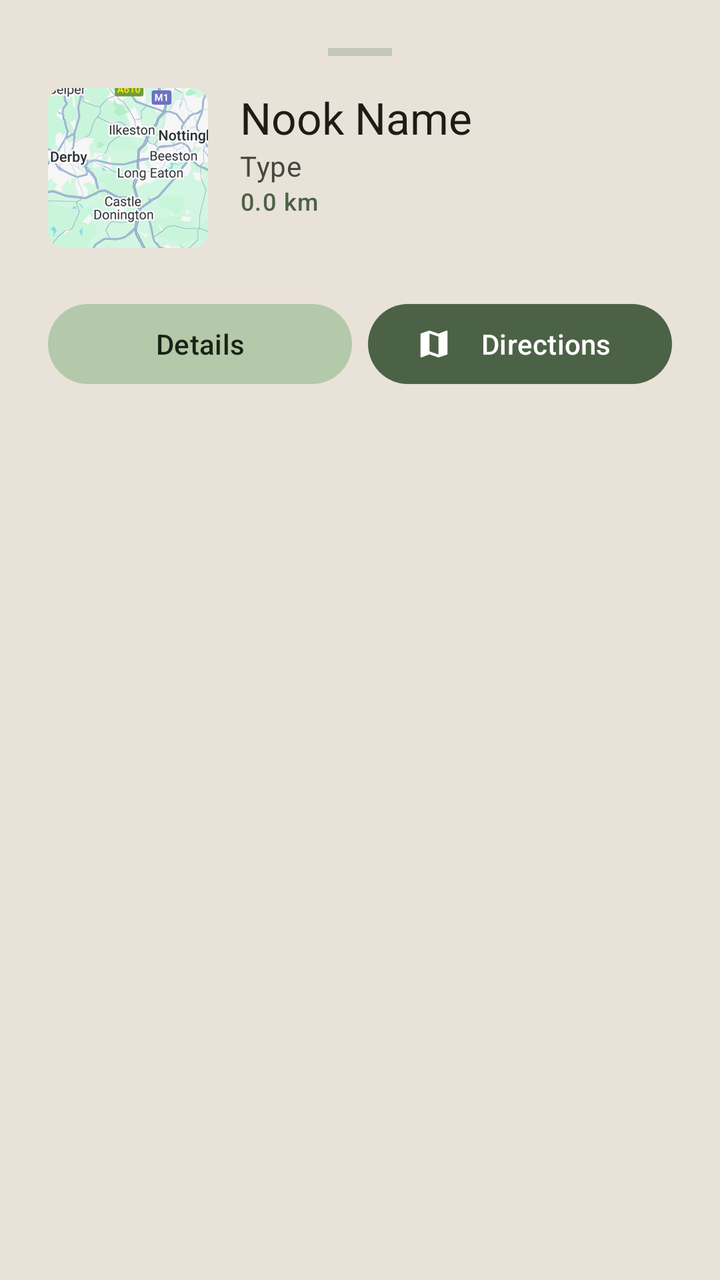
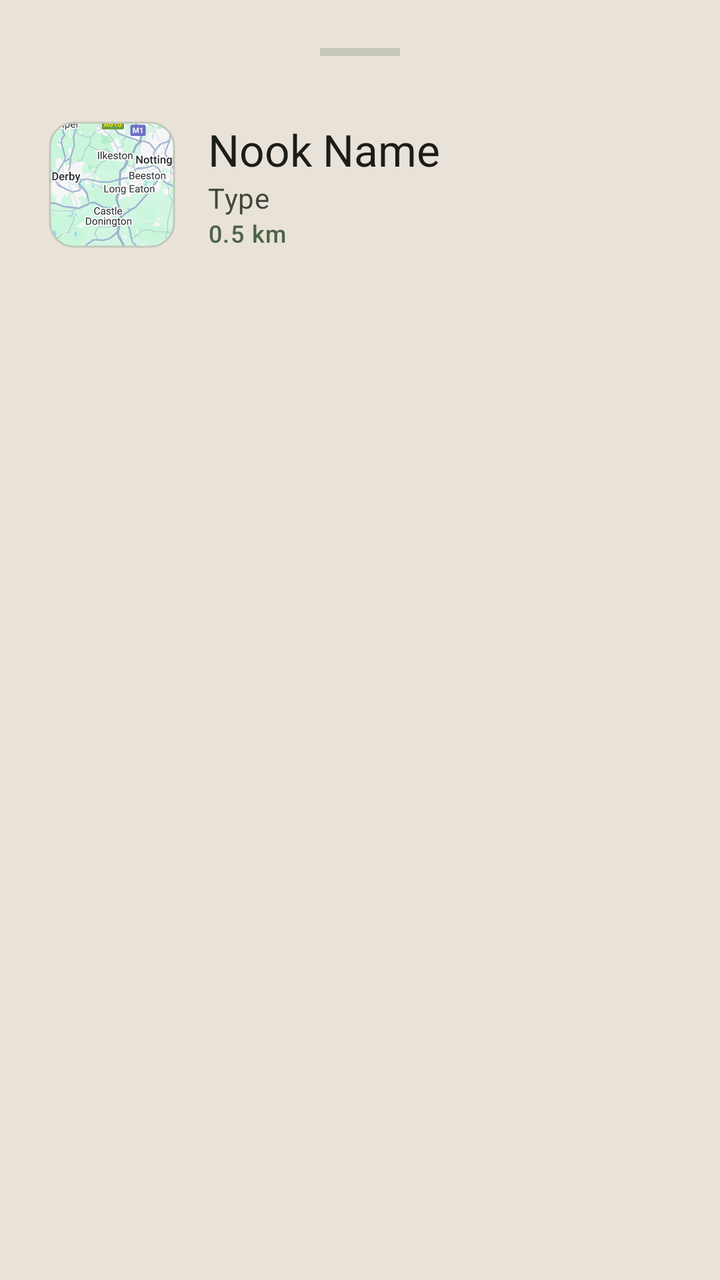

An Android layout rendered at two revisions. The XML below is the earlier revision; the diff shows what the commit changed to produce the second picture.
<!-- AndroidManifest.xml: application theme Theme.BookNookApp -->
<!-- res/layout/layout_nook_popup.xml -->
<?xml version="1.0" encoding="utf-8"?>
<LinearLayout xmlns:android="http://schemas.android.com/apk/res/android"
    xmlns:app="http://schemas.android.com/apk/res-auto"
    android:layout_width="match_parent"
    android:layout_height="wrap_content"
    android:background="@drawable/bg_bottom_sheet"
    android:orientation="vertical"
    android:padding="24dp">

    
    <View
        android:layout_width="32dp"
        android:layout_height="4dp"
        android:layout_gravity="center_horizontal"
        android:background="?attr/colorOutlineVariant" />

    
    <LinearLayout
        android:layout_width="match_parent"
        android:layout_height="wrap_content"
        android:orientation="horizontal"
        android:layout_marginTop="16dp">

        nook image -->
        <com.google.android.material.imageview.ShapeableImageView
            android:layout_width="80dp"
            android:layout_height="80dp"
            android:src="@drawable/img_map_placeholder"
            android:scaleType="centerCrop"
            app:shapeAppearanceOverlay="@style/ShapeAppearance.Material3.MediumComponent" />

        
        <LinearLayout
            android:layout_width="match_parent"
            android:layout_height="wrap_content"
            android:orientation="vertical"
            android:layout_marginStart="16dp">

            
            <TextView
                android:id="@+id/tvNookName"
                android:layout_width="wrap_content"
                android:layout_height="wrap_content"
                android:text="Nook Name"
                android:textAppearance="@style/TextAppearance.Material3.TitleLarge"
                android:textColor="?attr/colorOnSurface" />

            

            <TextView
                android:id="@+id/tvNookType"
                android:layout_width="wrap_content"
                android:layout_height="wrap_content"
                android:text="Type"
                android:textAppearance="@style/TextAppearance.Material3.BodyMedium"
                android:textColor="?attr/colorOnSurfaceVariant" />

            
            <TextView
                android:id="@+id/tvDistance"
                android:layout_width="wrap_content"
                android:layout_height="wrap_content"
                android:text="0.0 km"
                android:textAppearance="@style/TextAppearance.Material3.LabelMedium"
                android:textColor="?attr/colorPrimary" />
        </LinearLayout>
    </LinearLayout>

    
    <LinearLayout
        android:layout_width="match_parent"
        android:layout_height="wrap_content"
        android:layout_marginTop="24dp"
        android:orientation="horizontal">

        
        <com.google.android.material.button.MaterialButton
            android:id="@+id/btnViewDetails"
            style="@style/Widget.Material3.Button.TonalButton"
            android:layout_width="0dp"
            android:layout_height="wrap_content"
            android:layout_weight="1"
            android:layout_marginEnd="8dp"
            android:text="Details"
            app:backgroundTint="?attr/colorPrimaryContainer"
            android:textColor="?attr/colorOnPrimaryContainer" />

        
        <com.google.android.material.button.MaterialButton
            android:layout_width="0dp"
            android:layout_height="wrap_content"
            android:layout_weight="1"
            android:text="Directions"
            app:icon="@drawable/ic_map" />
    </LinearLayout>
</LinearLayout>
<!-- resources referenced by this layout -->
<resources>
  <!-- drawable bg_bottom_sheet (drawable) -->
  <?xml version="1.0" encoding="utf-8"?>
  <shape xmlns:android="http://schemas.android.com/apk/res/android">
      <solid android:color="?attr/colorSurface" />
      <corners
          android:topLeftRadius="28dp"
          android:topRightRadius="28dp" />   
  </shape>
  <!-- drawable ic_map (drawable) -->
  <vector xmlns:android="http://schemas.android.com/apk/res/android" android:height="24dp" android:tint="#000000" android:viewportHeight="24" android:viewportWidth="24" android:width="24dp">
        
      <path android:fillColor="@android:color/white" android:pathData="M20.5,3l-0.16,0.03L15,5.1 9,3 3.36,4.9c-0.21,0.07 -0.36,0.25 -0.36,0.48V20.5c0,0.28 0.22,0.5 0.5,0.5l0.16,-0.03L9,18.9l6,2.1 5.64,-1.9c0.21,-0.07 0.36,-0.25 0.36,-0.48V3.5c0,-0.28 -0.22,-0.5 -0.5,-0.5zM15,19l-6,-2.11V5l6,2.11V19z"/>
      
  </vector>
  <color name="md_theme_primary">#4C6246</color>
  <color name="md_theme_onPrimary">#FFFFFF</color>
  <color name="md_theme_primaryContainer">#B4C8AA</color>
  <color name="md_theme_onPrimaryContainer">#182316</color>
  <color name="md_theme_secondary">#5C757A</color>
  <color name="md_theme_onSecondary">#FFFFFF</color>
  <color name="md_theme_secondaryContainer">#DEEBF1</color>
  <color name="md_theme_onSecondaryContainer">#141E21</color>
  <color name="md_theme_tertiary">#CB7A5C</color>
  <color name="md_theme_onTertiary">#FFFFFF</color>
  <color name="md_theme_tertiaryContainer">#FFDBC9</color>
  <color name="md_theme_onTertiaryContainer">#331200</color>
  <color name="md_theme_surface">#E9E2D8</color>
  <color name="md_theme_onSurface">#1C1C18</color>
  <color name="md_theme_surfaceContainer">#DFD9D0</color>
  <color name="md_theme_onSurfaceVariant">#44483D</color>
  <color name="md_theme_outlineVariant">#C4C8BB</color>
  <color name="md_theme_error">#BA1A1A</color>
  <color name="md_theme_onError">#FFFFFF</color>
  <style name="AppBottomSheetDialogTheme" parent="Theme.Design.Light.BottomSheetDialog">
          <item name="bottomSheetStyle">@style/AppModalStyle</item>
      </style>
  <style name="AppModalStyle" parent="Widget.Design.BottomSheet.Modal">
          <item name="android:background">@android:color/transparent</item>
      </style>
  <!-- unchanged entries left out for length: 2 -->
</resources>

<!-- the commit's change to res/layout/layout_nook_popup.xml (unified diff, before → after) -->
@@ -9,32 +9,41 @@
 
     
     <View
-        android:layout_width="32dp"
+        android:layout_width="40dp"
         android:layout_height="4dp"
         android:layout_gravity="center_horizontal"
-        android:background="?attr/colorOutlineVariant" />
+        android:layout_marginBottom="16dp"
+        android:background="?attr/colorOutlineVariant"
+        android:backgroundTint="?attr/colorOutlineVariant"
+        />
 
     
     <LinearLayout
         android:layout_width="match_parent"
         android:layout_height="wrap_content"
         android:orientation="horizontal"
+        android:gravity="center_vertical"
         android:layout_marginTop="16dp">
 
-        nook image -->
+        
         <com.google.android.material.imageview.ShapeableImageView
-            android:layout_width="80dp"
-            android:layout_height="80dp"
+            android:id="@+id/ivNookThumbnail"
+            android:layout_width="64dp"
+            android:layout_height="64dp"
+            android:padding="1dp"
+            android:scaleType="centerCrop"
             android:src="@drawable/img_map_placeholder"
-            android:scaleType="centerCrop"
-            app:shapeAppearanceOverlay="@style/ShapeAppearance.Material3.MediumComponent" />
+            app:shapeAppearanceOverlay="@style/ShapeAppearance.Material3.Corner.Medium"
+            app:strokeColor="?attr/colorOutlineVariant"
+            app:strokeWidth="1dp"
+            />
 
         
         <LinearLayout
-            android:layout_width="match_parent"
+            android:layout_width="260dp"
             android:layout_height="wrap_content"
-            android:orientation="vertical"
-            android:layout_marginStart="16dp">
+            android:layout_marginStart="16dp"
+            android:orientation="vertical">
 
             
             <TextView
@@ -46,7 +55,6 @@
                 android:textColor="?attr/colorOnSurface" />
 
             
-
             <TextView
                 android:id="@+id/tvNookType"
                 android:layout_width="wrap_content"
@@ -60,37 +68,18 @@
                 android:id="@+id/tvDistance"
                 android:layout_width="wrap_content"
                 android:layout_height="wrap_content"
-                android:text="0.0 km"
+                android:text="0.5 km"
                 android:textAppearance="@style/TextAppearance.Material3.LabelMedium"
                 android:textColor="?attr/colorPrimary" />
         </LinearLayout>
+        <ImageView
+            android:layout_width="24dp"
+            android:layout_height="24dp"
+            android:src="@drawable/ic_arrow_back"
+            android:rotation="180"
+            app:tint="?attr/colorOnSurfaceVariant" />
     </LinearLayout>
 
-    
-    <LinearLayout
-        android:layout_width="match_parent"
-        android:layout_height="wrap_content"
-        android:layout_marginTop="24dp"
-        android:orientation="horizontal">
 
-        
-        <com.google.android.material.button.MaterialButton
-            android:id="@+id/btnViewDetails"
-            style="@style/Widget.Material3.Button.TonalButton"
-            android:layout_width="0dp"
-            android:layout_height="wrap_content"
-            android:layout_weight="1"
-            android:layout_marginEnd="8dp"
-            android:text="Details"
-            app:backgroundTint="?attr/colorPrimaryContainer"
-            android:textColor="?attr/colorOnPrimaryContainer" />
 
-        
-        <com.google.android.material.button.MaterialButton
-            android:layout_width="0dp"
-            android:layout_height="wrap_content"
-            android:layout_weight="1"
-            android:text="Directions"
-            app:icon="@drawable/ic_map" />
-    </LinearLayout>
 </LinearLayout>
<!-- resource entries referenced after the edit -->
@@ -8,10 +8,10 @@
           android:topLeftRadius="28dp"
           android:topRightRadius="28dp" />   
   </shape>
-  <!-- drawable ic_map (drawable) -->
-  <vector xmlns:android="http://schemas.android.com/apk/res/android" android:height="24dp" android:tint="#000000" android:viewportHeight="24" android:viewportWidth="24" android:width="24dp">
+  <!-- drawable ic_arrow_back (drawable) -->
+  <vector xmlns:android="http://schemas.android.com/apk/res/android" android:autoMirrored="true" android:height="24dp" android:tint="#000000" android:viewportHeight="960" android:viewportWidth="960" android:width="24dp">
         
-      <path android:fillColor="@android:color/white" android:pathData="M20.5,3l-0.16,0.03L15,5.1 9,3 3.36,4.9c-0.21,0.07 -0.36,0.25 -0.36,0.48V20.5c0,0.28 0.22,0.5 0.5,0.5l0.16,-0.03L9,18.9l6,2.1 5.64,-1.9c0.21,-0.07 0.36,-0.25 0.36,-0.48V3.5c0,-0.28 -0.22,-0.5 -0.5,-0.5zM15,19l-6,-2.11V5l6,2.11V19z"/>
+      <path android:fillColor="@android:color/white" android:pathData="M313,520L537,744L480,800L160,480L480,160L537,216L313,440L800,440L800,520L313,520Z"/>
       
   </vector>
   <color name="md_theme_primary">#4C6246</color>
